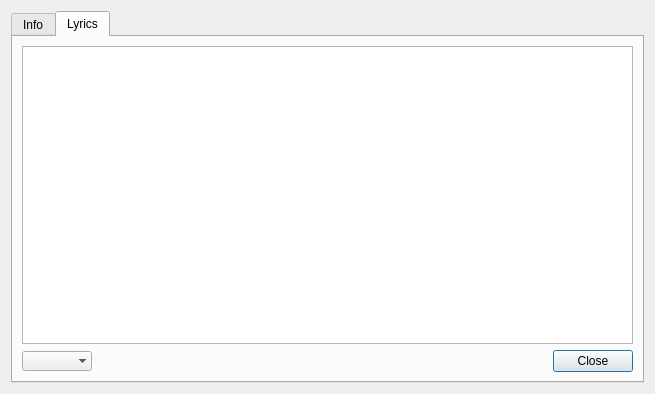
Above: branches/sayonara-459/GUI/InfoDialog/GUI_InfoDialog.ui from shahid334/sayonara-player before the change. Below: the same form after it.
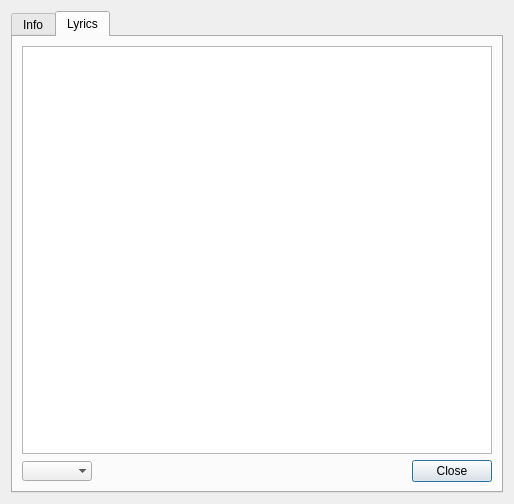
That is the form after the change. The open tabs and pages were chosen to show the change.

What changed in the file:
```diff
--- a/branches/sayonara-459/GUI/InfoDialog/GUI_InfoDialog.ui
+++ b/branches/sayonara-459/GUI/InfoDialog/GUI_InfoDialog.ui
@@ -6,8 +6,8 @@
    <rect>
     <x>0</x>
     <y>0</y>
-    <width>655</width>
-    <height>394</height>
+    <width>514</width>
+    <height>504</height>
    </rect>
   </property>
   <property name="windowTitle">
@@ -215,7 +215,7 @@
        <item row="0" column="0" colspan="3">
         <widget class="QTextEdit" name="te_lyrics">
          <property name="sizePolicy">
-          <sizepolicy hsizetype="MinimumExpanding" vsizetype="MinimumExpanding">
+          <sizepolicy hsizetype="Preferred" vsizetype="MinimumExpanding">
            <horstretch>0</horstretch>
            <verstretch>0</verstretch>
           </sizepolicy>
```
Left out of the diff: 2 changed lines with no effect on the pictures.
